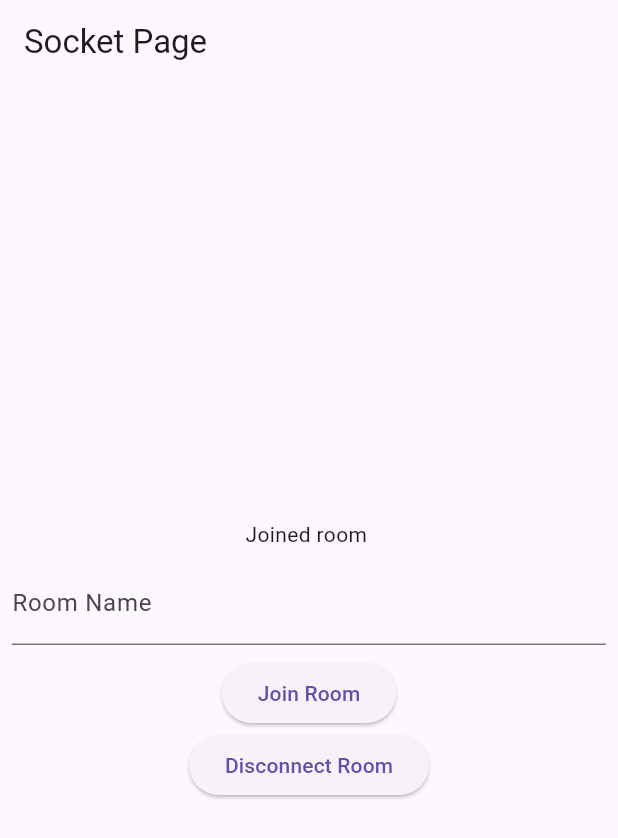
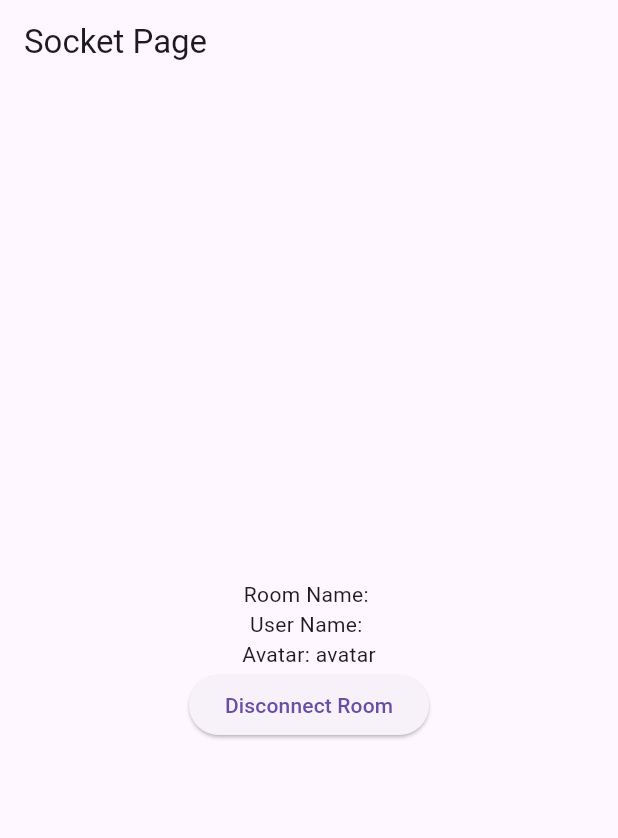
Before and after one commit to PFE-2024-QUIZ-APP/mobile, a Flutter app: the screen it shows after launch, after a tap on "Join Room", on a phone screen of 412 x 824 dp. Shown: the top 838 px of the screen. Run offline on Flutter 3.47's test engine with Material 3 defaults, Android fonts, the phone set to English and light mode, and no system bars; our stand-ins replace equatable, firebase_core, flutter_bloc, socket_io_client; accounts and stored records are empty.

Commit message:
join party

```diff
--- a/lib/presentation/blocs/socket_bloc.dart
+++ b/lib/presentation/blocs/socket_bloc.dart
@@ -20,7 +20,7 @@ class SocketBloc extends Bloc<SocketEvent, SocketState> {
         'transports': ['websocket'],
       });
       emit(SocketConnected());
-      print('connect');
+      print('connect on localhost:3000');
     } catch (e) {
       emit(SocketError(e.toString()));
     }
@@ -28,8 +28,10 @@ class SocketBloc extends Bloc<SocketEvent, SocketState> {
 
   void _onJoined(SocketOnJoined event, Emitter<SocketState> emit) async {
     try {
-      socket?.emit('join', event.room);
-      emit(SocketJoined(event.room));
+     // print("ABDE ${event.avatar}");
+      //print("ABDE ${event.room.roomName}");
+      socket?.emit('join', event);
+      emit(SocketJoined(event.roomName, event.userName, event.avatar));
       print('join');
     } catch (e) {
       emit(SocketError(e.toString()));
--- a/lib/presentation/blocs/socket_event.dart
+++ b/lib/presentation/blocs/socket_event.dart
@@ -2,9 +2,17 @@ part of 'socket_bloc.dart';
 
 abstract class SocketEvent {}
 
+
+class Room {
+  final String roomName;
+  final String playerName;
+  Room(this.roomName, this.playerName);
+}
 class SocketOnJoined extends SocketEvent {
-  final String room;
-  SocketOnJoined(this.room);
+  final String roomName;
+  final String userName;
+  final String avatar;
+  SocketOnJoined(this.roomName, this.userName, this.avatar);
 }
 
 class SocketOnConnect extends SocketEvent {}
--- a/lib/presentation/blocs/socket_state.dart
+++ b/lib/presentation/blocs/socket_state.dart
@@ -20,10 +20,12 @@ class SocketConnected extends SocketState {
 }
 
 class SocketJoined extends SocketState {
-  final String room;
-  SocketJoined(this.room);
+  final String roomName;
+  final String userName;
+  final String avatar;
+  SocketJoined(this.roomName, this.userName, this.avatar);
   @override
-  List<Object> get props => [room];
+  List<Object> get props => [roomName, userName, avatar];
 }
 
 class SocketDisconnected extends SocketState {
--- a/lib/presentation/screens/join_screen.dart
+++ b/lib/presentation/screens/join_screen.dart
@@ -8,7 +8,8 @@ import '../blocs/socket_bloc.dart';
 class JoinScreen extends StatelessWidget {
   JoinScreen({super.key});
 
-  final TextEditingController _controller = TextEditingController();
+  final TextEditingController _userNameController = TextEditingController();
+  final TextEditingController _roomNameController = TextEditingController();
 
   get state => null;
 
@@ -24,23 +25,31 @@ class JoinScreen extends StatelessWidget {
           children: <Widget>[
             BlocBuilder<SocketBloc, SocketState>(
               builder: (context, state) {
-                if (state is SocketConnected) {
-                  return const Text('Socket connected');
-                } else if (state is SocketJoined) {
-                  return Text('Joined room ${state.room}');
+                if (state is SocketJoined) {
+                  return Column(children: [
+                    Text('Room Name: ${state.roomName}'),
+                    Text('User Name: ${state.userName}'),
+                    Text('Avatar: ${state.avatar}'),
+                    ElevatedButton(
+                      onPressed: () {
+                        BlocProvider.of<SocketBloc>(context)
+                            .add(SocketOnDisconnect());
+                      },
+                      child: const Text('Disconnect Room'),
+                    ),
+
+                  ]);
                 } else if (state is SocketError) {
                   return Text('Socket error: ${state.error}');
                 } else {
-                  return const Text('Socket disconnected');
-                }
-              },
-            ),
-            JoinWidget(
-                controller: _controller,
+                  return JoinWidget(
+                      userNameController: _userNameController,
+                      roomNameController: _roomNameController,
                       onJoin: () {
                         if (state is! SocketJoined) {
-                    BlocProvider.of<SocketBloc>(context)
-                        .add(SocketOnJoined(_controller.text));
+                          BlocProvider.of<SocketBloc>(context).add(
+                              SocketOnJoined(_roomNameController.text,
+                                  _userNameController.text, "avatar"));
                         }
                       },
                       onDisconnect: () {
@@ -48,7 +57,10 @@ class JoinScreen extends StatelessWidget {
                           BlocProvider.of<SocketBloc>(context)
                               .add(SocketOnDisconnect());
                         }
-                })
+                      });
+                }
+              },
+            ),
           ],
         ),
       ),
--- a/lib/presentation/widgets/join_widget.dart
+++ b/lib/presentation/widgets/join_widget.dart
@@ -2,13 +2,15 @@ import 'package:flutter/cupertino.dart';
 import 'package:flutter/material.dart';
 
 class JoinWidget extends StatelessWidget {
-  final TextEditingController controller;
+  final TextEditingController userNameController;
+  final TextEditingController  roomNameController;
   final Function() onJoin;
   final Function() onDisconnect;
 
   const JoinWidget(
       {super.key,
-      required this.controller,
+      required this.userNameController,
+      required this.roomNameController,
       required this.onJoin,
       required this.onDisconnect
       });
@@ -19,21 +21,28 @@ class JoinWidget extends StatelessWidget {
       children: <Widget>[
         Padding(
           padding: const EdgeInsets.all(8.0),
-          child: TextField(
-            controller: controller,
-            decoration: const InputDecoration(
-              labelText: 'Room Name',
-            ),
+          child: Column(
+            children: [
+              TextField(
+                controller: userNameController,
+                decoration: const InputDecoration(
+                  labelText: 'User Name',
+                ),
+              ),
+              TextField(
+                controller: roomNameController,
+                decoration: const InputDecoration(
+                  labelText: 'Room Name',
+                ),
+              ),
+            ],
           ),
         ),
         ElevatedButton(
           onPressed: onJoin,
           child: const Text('Join Room'),
         ),
-        ElevatedButton(
-          onPressed: onDisconnect,
-          child: const Text('Disconnect Room'),
-        ),
+
       ],
     );
   }
```
Lines whose indentation alone changed are shown as unchanged.
